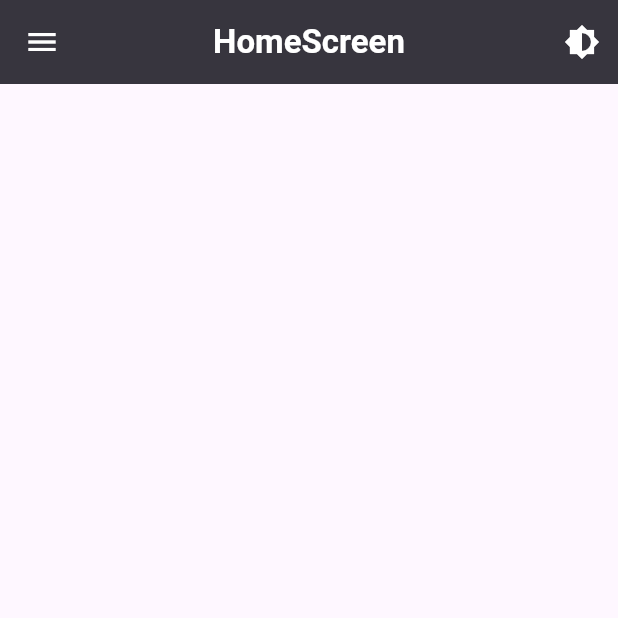
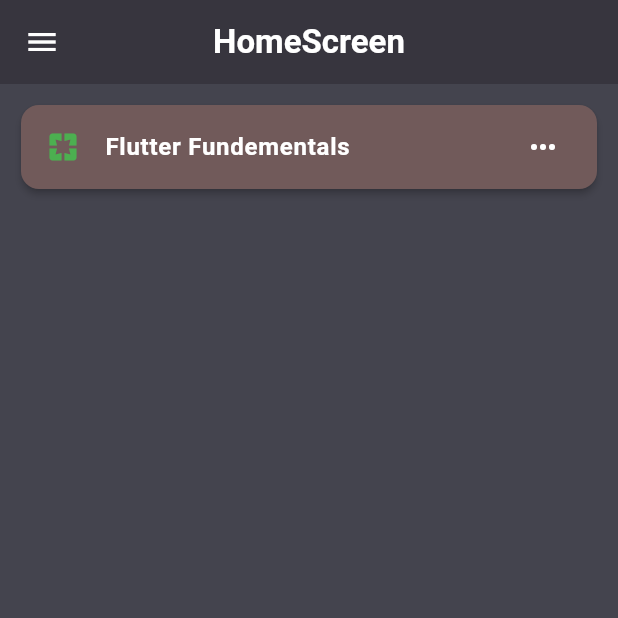
Before and after one commit to Muhammed-Aflah-A/the_application, a Flutter app: the HomeScreen screen opened by its route, on a phone screen of 412 x 824 dp, the top half of it. Run offline on Flutter 3.47's test engine with Material 3 defaults, Android fonts, the phone set to English and light mode, and no system bars.

Commit message:
added card for pages and theme moved into drawer

```diff
--- a/lib/utils/colours.dart
+++ b/lib/utils/colours.dart
@@ -18,8 +18,13 @@ class AppColor {
   static const personIcon = Colors.blue;
   static const mailIcon = Colors.red;
   static const lockIcon = Colors.pink;
+  static const homeBg = Color(0xFF44444E);
   static const homeAppbar = Color(0xFF37353E);
   static const homeAppbarText = Colors.white;
   static const accountHeader = Color(0xFF37353E);
+  static const themeIcon = Colors.amber;
   static const settingsIcon = Colors.grey;
+  static const cardColor = Color(0xFF715A5A);
+  static const pageIcon = Colors.green;
+  static const moreIconHoriz = Colors.white;
 }
--- a/lib/view/home_screen.dart
+++ b/lib/view/home_screen.dart
@@ -15,6 +15,7 @@ class _HomeScreenState extends State<HomeScreen> {
   Widget build(BuildContext context) {
     final theme = context.watch<ThemeProvider>();
     return Scaffold(
+      backgroundColor: AppColor.homeBg,
       appBar: AppBar(
         title: Text(
           "HomeScreen",
@@ -23,14 +24,7 @@ class _HomeScreenState extends State<HomeScreen> {
         centerTitle: true,
         backgroundColor: AppColor.homeAppbar,
         foregroundColor: AppColor.homeAppbarText,
-        actions: [
-          IconButton(
-            onPressed: () {
-              theme.toggleTheme();
-            },
-            icon: Icon(theme.isDark ? Icons.brightness_2 : Icons.brightness_6),
-          ),
-        ],
+        actions: [],
       ),
       drawer: Drawer(
         child: ListView(
@@ -42,7 +36,6 @@ class _HomeScreenState extends State<HomeScreen> {
               currentAccountPicture: CircleAvatar(),
             ),
             ListTile(
-              leading: Icon(Icons.person, color: AppColor.personIcon),
               title: Text(
                 "Profile",
                 style: TextStyle(
@@ -51,12 +44,29 @@ class _HomeScreenState extends State<HomeScreen> {
                   fontStyle: FontStyle.italic,
                 ),
               ),
+              leading: Icon(Icons.person, color: AppColor.personIcon),
               onTap: () {
                 Navigator.pushNamed(context, "profile");
               },
             ),
             ListTile(
-              leading: Icon(Icons.settings, color: AppColor.settingsIcon),
+              title: Text(
+                "Theme",
+                style: TextStyle(
+                  fontSize: 20,
+                  fontWeight: FontWeight.bold,
+                  fontStyle: FontStyle.italic,
+                ),
+              ),
+              leading: Icon(
+                theme.isDark ? Icons.brightness_2 : Icons.brightness_6,
+                color: AppColor.themeIcon,
+              ),
+              onTap: () {
+                theme.toggleTheme();
+              },
+            ),
+            ListTile(
               title: Text(
                 "Settings",
                 style: TextStyle(
@@ -65,6 +75,7 @@ class _HomeScreenState extends State<HomeScreen> {
                   fontStyle: FontStyle.italic,
                 ),
               ),
+              leading: Icon(Icons.settings, color: AppColor.settingsIcon),
               onTap: () {
                 Navigator.pushNamed(context, "settings");
               },
@@ -72,6 +83,29 @@ class _HomeScreenState extends State<HomeScreen> {
           ],
         ),
       ),
+      body: SafeArea(
+        child: ListView(
+          padding: EdgeInsets.all(10),
+          children: [
+            Card(
+              elevation: 2,
+              color: AppColor.cardColor,
+              child: ListTile(
+                leading: Icon(Icons.pages, color: AppColor.pageIcon),
+                title: Text(
+                  "Flutter Fundementals",
+                  style: TextStyle(
+                    fontWeight: FontWeight.bold,
+                    color: AppColor.normalText,
+                  ),
+                ),
+                onTap: () {},
+                trailing: Icon(Icons.more_horiz, color: AppColor.moreIconHoriz),
+              ),
+            ),
+          ],
+        ),
+      ),
     );
   }
 }
```
